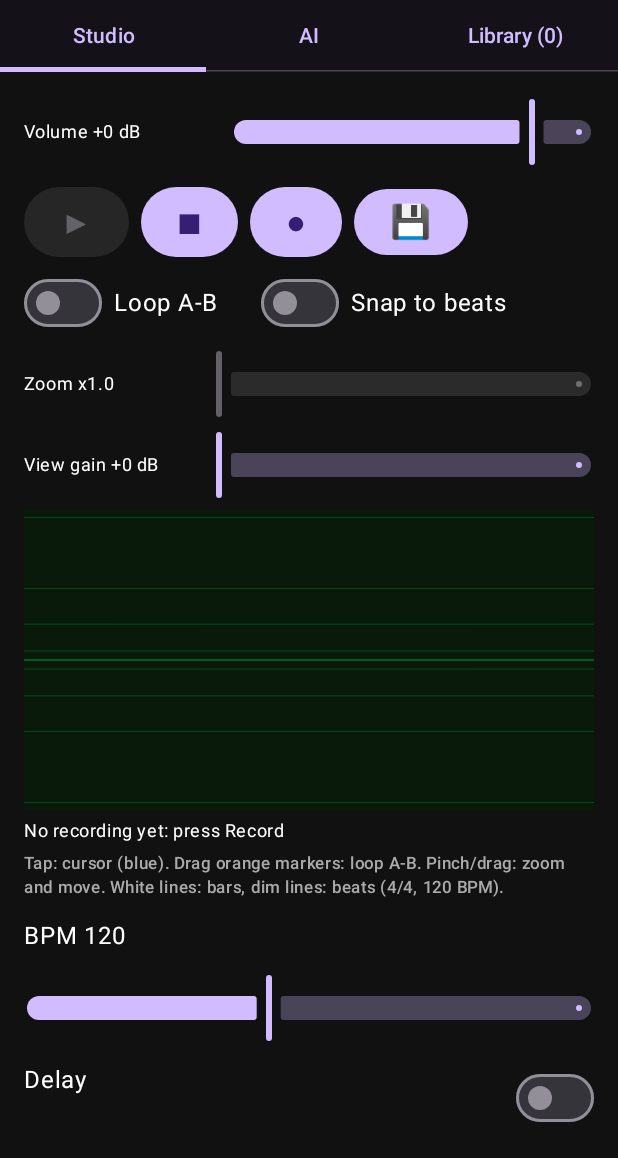
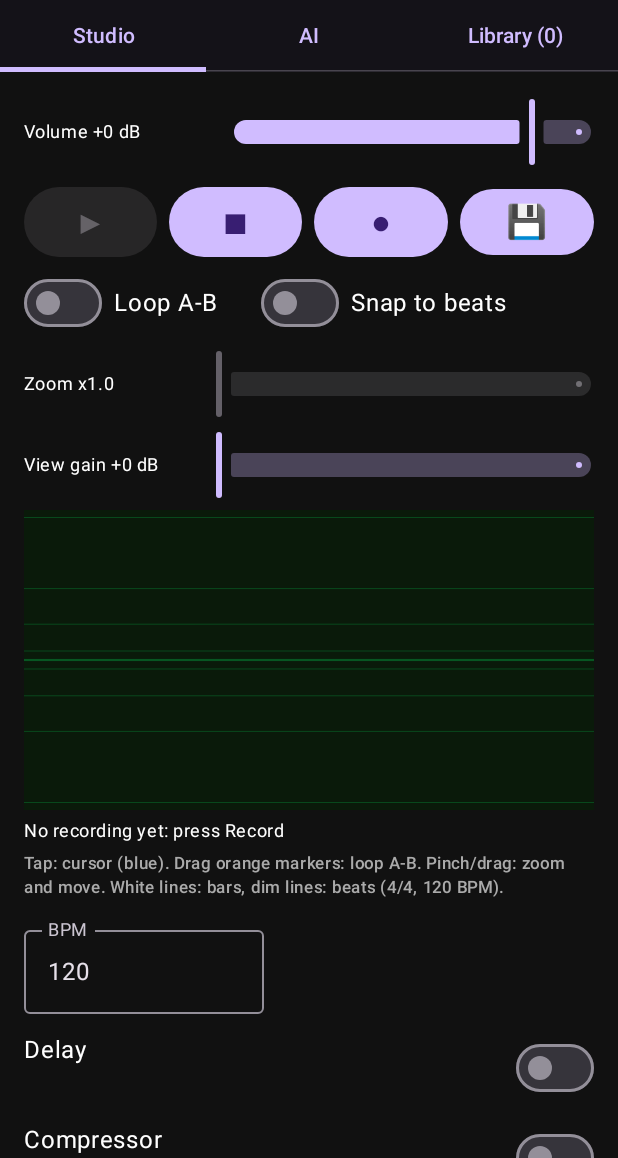
Before and after one commit to YaroslavMelnykAP23/SoundEngiToolkit, an Android app built with Jetpack Compose: the screen it shows after launch (MainActivity), on a phone screen of 412 x 824 dp, the part 78-1236 px from its top. Run offline under Robolectric (Android 15) with nearby library versions, the phone set to English and light mode, and no system bars; our stand-ins replace Room's generated code; 2 statements that could not run were skipped.

Commit message:
ver 0.2.4

```diff
--- a/app/src/main/java/com/example/soundengitoolkit/MainActivity.kt
+++ b/app/src/main/java/com/example/soundengitoolkit/MainActivity.kt
@@ -21,6 +21,7 @@ import kotlinx.coroutines.delay
 import androidx.compose.foundation.layout.*
 import androidx.compose.foundation.Canvas
 import androidx.compose.foundation.background
+import androidx.compose.foundation.systemGestureExclusion
 import androidx.compose.foundation.rememberScrollState
 import androidx.compose.foundation.verticalScroll
 import androidx.compose.ui.geometry.Offset
@@ -36,6 +37,12 @@ import androidx.compose.ui.graphics.Color
 import androidx.compose.ui.input.pointer.pointerInput
 import androidx.compose.ui.semantics.contentDescription
 import androidx.compose.ui.semantics.semantics
+import androidx.compose.foundation.text.KeyboardActions
+import androidx.compose.foundation.text.KeyboardOptions
+import androidx.compose.ui.focus.onFocusChanged
+import androidx.compose.ui.platform.LocalFocusManager
+import androidx.compose.ui.text.input.ImeAction
+import androidx.compose.ui.text.input.KeyboardType
 import androidx.compose.ui.unit.dp
 import androidx.lifecycle.ViewModel
 import androidx.lifecycle.ViewModelProvider
@@ -87,6 +94,38 @@ class MainActivity : ComponentActivity() {
 @Composable
 private fun Glyph(symbol: String, description: String) =
     Text(symbol, Modifier.semantics { contentDescription = description }, style = MaterialTheme.typography.titleLarge)
+
+/**
+ * BPM typed as a number (40–240, the same range the AI may set). Applied as soon as the value is valid;
+ * an invalid value only gets a red outline (no helper text) and is reverted to the current tempo when the field loses focus.
+ * Follows outside changes (AI, Load) when the user is not typing.
+ */
+@Composable
+private fun BpmField(bpm: Float, onBpm: (Float) -> Unit) {
+    val range = 40..240
+    val current = bpm.roundToInt()
+    var text by remember { mutableStateOf(current.toString()) }
+    var focused by remember { mutableStateOf(false) }
+    val focus = LocalFocusManager.current
+    LaunchedEffect(current) { if (text.toIntOrNull() != current) text = current.toString() }
+    val valid = text.toIntOrNull()?.let { it in range } == true
+    OutlinedTextField(
+        value = text,
+        onValueChange = { t ->
+            text = t.filter { it.isDigit() }.take(3)
+            text.toIntOrNull()?.takeIf { it in range }?.let { onBpm(it.toFloat()) }
+        },
+        modifier = Modifier.width(160.dp).onFocusChanged { f ->
+            if (focused && !f.isFocused && !valid) text = current.toString()
+            focused = f.isFocused
+        },
+        label = { Text("BPM") },
+        singleLine = true,
+        isError = !valid,
+        keyboardOptions = KeyboardOptions(keyboardType = KeyboardType.Number, imeAction = ImeAction.Done),
+        keyboardActions = KeyboardActions(onDone = { focus.clearFocus() })
+    )
+}
 
 /** Tab positions in the TabRow, left to right. The selected index must match the position. */
 private const val TAB_STUDIO = 0
@@ -171,14 +210,14 @@ fun Screen(e: Engine, chat: AiChatViewModel) {
                         else if (ContextCompat.checkSelfPermission(ctx, Manifest.permission.RECORD_AUDIO)
                             == PackageManager.PERMISSION_GRANTED) begin()
                         else perm.launch(Manifest.permission.RECORD_AUDIO)
-                    }) { Glyph(if (rec) "■" else "●", if (rec) "Stop recording" else "Record") }
+                    }, Modifier.weight(1f)) { Glyph(if (rec) "■" else "●", if (rec) "Stop recording" else "Record") }
                     Button(onClick = {
                         when {
                             rec -> status = "Stop recording first"
                             e.sampler.data.isEmpty() -> status = "Nothing to save: record something first"
                             else -> showSave = true
                         }
-                    }) { Glyph("💾", "Save") }
+                    }, Modifier.weight(1f)) { Glyph("💾", "Save") }
                 }) { restore = null }
                 if (status.isNotEmpty()) Text(status, style = MaterialTheme.typography.bodySmall)
 
@@ -195,8 +234,7 @@ fun Screen(e: Engine, chat: AiChatViewModel) {
                 )
 
                 // Effects
-                Text("BPM ${bpm.toInt()}")
-                Slider(bpm, { bpm = it; e.bpm = it }, valueRange = 60f..200f)
+                BpmField(bpm) { v -> bpm = v; e.bpm = v; e.delay.sync(v) }   // delay time follows the tempo
                 fxState.keys.toList().forEach { name ->
                     Row(Modifier.fillMaxWidth(), horizontalArrangement = Arrangement.SpaceBetween) {
                         Text(name)
@@ -259,7 +297,7 @@ private fun columns(d: FloatArray, start: Float, len: Float, w: Int): Cols {
 @Composable
 fun ScopePanel(
     e: Engine, bpm: Float, vs: ViewState, restore: ViewState?,
-    controls: @Composable RowScope.() -> Unit = {},     // extra buttons after Play / Stop (Record, Save)
+    controls: @Composable RowScope.() -> Unit = {},     // extra buttons after Play / Stop (Record, Save); use Modifier.weight(1f)
     onRestored: () -> Unit
 ) {
     val bpmU = rememberUpdatedState(bpm)
@@ -328,10 +366,11 @@ fun ScopePanel(
 
     Column(verticalArrangement = Arrangement.spacedBy(6.dp)) {
         run {
-            Row(verticalAlignment = androidx.compose.ui.Alignment.CenterVertically,
+            // Play, Stop, then [controls] (Rec, Save): all buttons share the width equally (weight 1f each)
+            Row(Modifier.fillMaxWidth(), verticalAlignment = androidx.compose.ui.Alignment.CenterVertically,
                 horizontalArrangement = Arrangement.spacedBy(8.dp)) {
-                Button(onClick = { e.sampler.play(cursor) }, enabled = data.isNotEmpty()) { Glyph("▶", "Play from cursor") }
-                Button(onClick = { e.sampler.stop() }) { Glyph("■", "Stop playback") }
+                Button(onClick = { e.sampler.play(cursor) }, Modifier.weight(1f), enabled = data.isNotEmpty()) { Glyph("▶", "Play from cursor") }
+                Button(onClick = { e.sampler.stop() }, Modifier.weight(1f)) { Glyph("■", "Stop playback") }
                 controls()
             }
             Row(verticalAlignment = androidx.compose.ui.Alignment.CenterVertically,
@@ -361,6 +400,9 @@ fun ScopePanel(
 
         Canvas(
             Modifier.fillMaxWidth().height(200.dp).background(Color(0xFF0A1A0A))
+                // Loop markers sit at the screen edges: without this, dragging them triggers the system
+                // "back" edge swipe and the app closes. Android allows up to 200 dp per edge, the scope is 200 dp.
+                .systemGestureExclusion()
                 .onSizeChanged { wPx = it.width }
                 .pointerInput(data) {
                     if (data.isEmpty()) return@pointerInput
```
Also changed, not shown: 2 other files.
